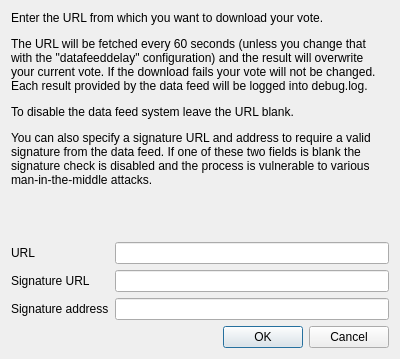
This is src/qt/forms/datafeeddialog.ui in creon-nu/Nu as Qt 5 draws it before an edit. The edited form follows.
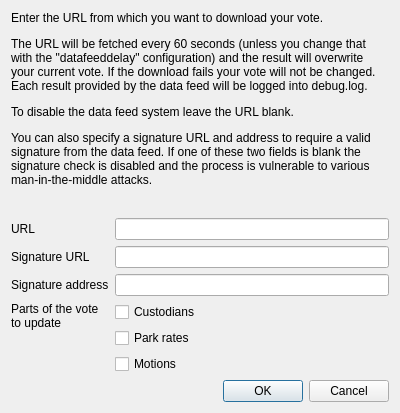
This is the edited form.

Commit message: Ability to specify which parts of the data feed to use

What changed in the file:
```diff
--- a/src/qt/forms/datafeeddialog.ui
+++ b/src/qt/forms/datafeeddialog.ui
@@ -7,7 +7,7 @@
     <x>0</x>
     <y>0</y>
     <width>400</width>
-    <height>359</height>
+    <height>413</height>
    </rect>
   </property>
   <property name="windowTitle">
@@ -48,9 +48,9 @@
    </item>
    <item>
     <layout class="QFormLayout" name="formLayout">
-     <item row="0" column="1">
-      <widget class="QLineEdit" name="urlEdit"/>
-     </item>
+     <property name="fieldGrowthPolicy">
+      <enum>QFormLayout::AllNonFixedFieldsGrow</enum>
+     </property>
      <item row="0" column="0">
       <widget class="QLabel" name="label_2">
        <property name="text">
@@ -61,21 +61,8 @@
        </property>
       </widget>
      </item>
-     <item row="2" column="1">
-      <widget class="QLineEdit" name="signatureAddressEdit"/>
-     </item>
-     <item row="2" column="0">
-      <widget class="QLabel" name="label_3">
-       <property name="text">
-        <string>Signature address</string>
-       </property>
-       <property name="buddy">
-        <cstring>signatureAddressEdit</cstring>
-       </property>
-      </widget>
-     </item>
-     <item row="1" column="1">
-      <widget class="QLineEdit" name="signatureUrlEdit"/>
+     <item row="0" column="1">
+      <widget class="QLineEdit" name="urlEdit"/>
      </item>
      <item row="1" column="0">
       <widget class="QLabel" name="label_4">
@@ -87,6 +74,58 @@
        </property>
       </widget>
      </item>
+     <item row="1" column="1">
+      <widget class="QLineEdit" name="signatureUrlEdit"/>
+     </item>
+     <item row="2" column="0">
+      <widget class="QLabel" name="label_3">
+       <property name="text">
+        <string>Signature address</string>
+       </property>
+       <property name="buddy">
+        <cstring>signatureAddressEdit</cstring>
+       </property>
+      </widget>
+     </item>
+     <item row="2" column="1">
+      <widget class="QLineEdit" name="signatureAddressEdit"/>
+     </item>
+     <item row="3" column="1">
+      <layout class="QVBoxLayout" name="verticalLayout_2">
+       <item>
+        <widget class="QCheckBox" name="custodiansCheckBox">
+         <property name="text">
+          <string>Custodians</string>
+         </property>
+        </widget>
+       </item>
+       <item>
+        <widget class="QCheckBox" name="parkRatesCheckBox">
+         <property name="text">
+          <string>Park rates</string>
+         </property>
+        </widget>
+       </item>
+       <item>
+        <widget class="QCheckBox" name="motionsCheckBox">
+         <property name="text">
+          <string>Motions</string>
+         </property>
+        </widget>
+       </item>
+      </layout>
+     </item>
+     <item row="3" column="0">
+      <widget class="QLabel" name="label_5">
+       <property name="text">
+        <string>Parts of the vote
+to update</string>
+       </property>
+       <property name="alignment">
+        <set>Qt::AlignLeading|Qt::AlignLeft|Qt::AlignTop</set>
+       </property>
+      </widget>
+     </item>
     </layout>
    </item>
    <item>
```
The commit also changes 6 other files.
